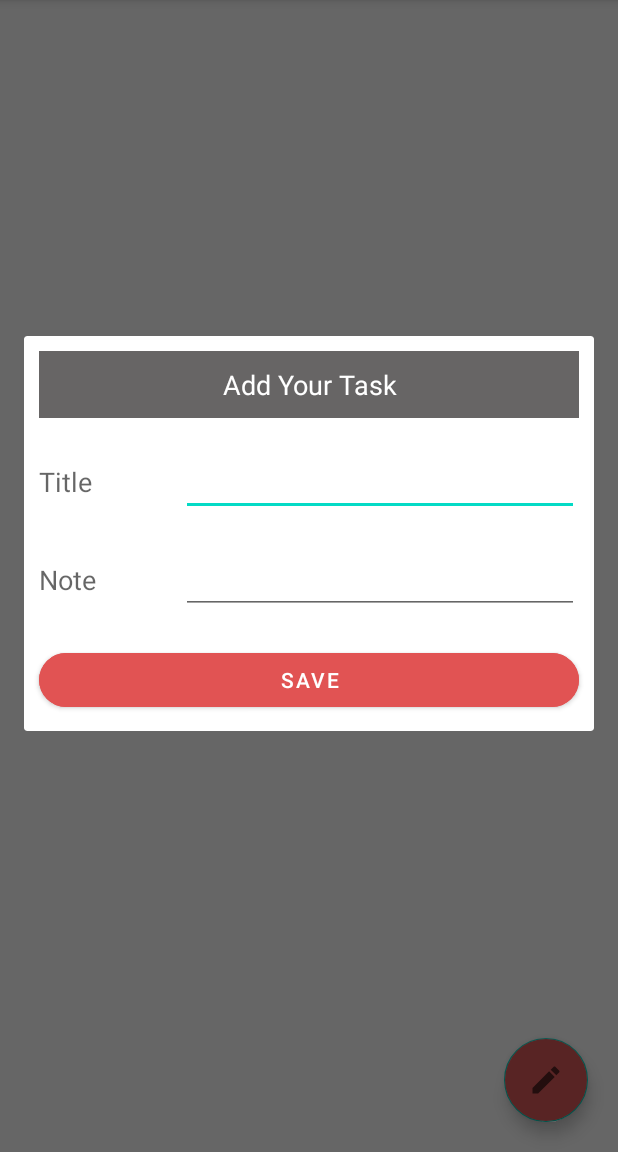
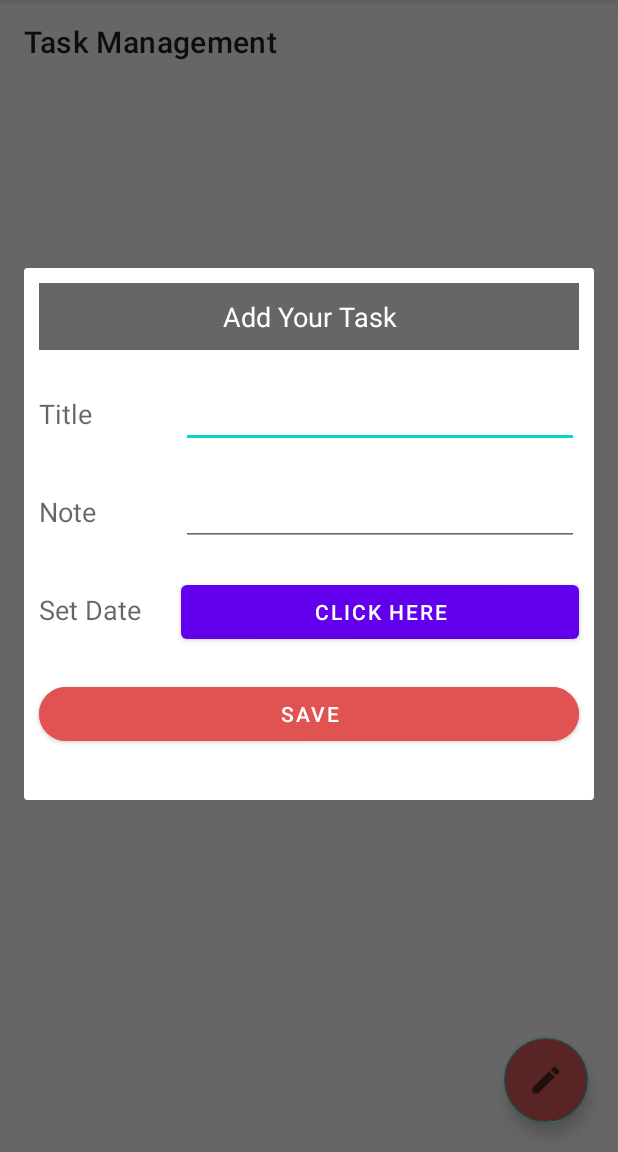
Before and after one commit to MarcusVincentSiah/MAD2023_Team2, an Android app: the screen it shows after launch (TaskManagement), after a tap on an icon or button, on a phone screen of 412 x 824 dp, the part 84-1236 px from its top. Run offline under Robolectric (Android 15) with nearby library versions, the phone set to English and light mode, and no system bars; our stand-ins replace Firebase (no records; nobody signed in at launch, a user with empty details on screens opened directly).

Commit message:
-Edited by marcus. Added date input to choose due date(its now on my page. But anybody can change it back to home page in the manifest file)

```diff
--- a/app/src/main/res/layout/activity_task_management.xml
+++ b/app/src/main/res/layout/activity_task_management.xml
@@ -7,8 +7,8 @@
     android:orientation="vertical"
     tools:context=".TaskManagement">
 
-<!--    <include layout="@layout/toolbar"-->
-<!--        android:id="@+id/toolbar_home"/>-->
+    <include layout="@layout/toolbar"
+        android:id="@+id/toolbar_home"/>
 
     <androidx.coordinatorlayout.widget.CoordinatorLayout
         android:layout_width="match_parent"
--- a/app/src/main/res/layout/task_input_field.xml
+++ b/app/src/main/res/layout/task_input_field.xml
@@ -75,9 +75,12 @@
                     <TextView
                         android:layout_width="match_parent"
                         android:layout_height="wrap_content"
+                        android:layout_marginStart="10dp"
+                        android:layout_marginTop="10dp"
+                        android:layout_marginEnd="10dp"
+                        android:layout_marginBottom="10dp"
                         android:text="Note"
-                        android:textAppearance="?android:textAppearanceMedium"
-                        android:layout_margin="10dp" />
+                        android:textAppearance="?android:textAppearanceMedium" />
 
                 </RelativeLayout>
 
@@ -90,11 +93,53 @@
                         android:id="@+id/edit_note"
                         android:layout_width="match_parent"
                         android:layout_height="wrap_content"
-                        android:layout_margin="10dp"
                         android:layout_marginStart="10dp"
                         android:layout_marginTop="10dp"
+                        android:layout_marginEnd="10dp"
                         android:layout_marginBottom="10dp"
                         android:textColor="@color/black" />
+
+                </RelativeLayout>
+
+            </LinearLayout>
+
+            <LinearLayout
+                android:layout_width="match_parent"
+                android:layout_height="wrap_content"
+                android:orientation="horizontal">
+
+                <RelativeLayout
+                    android:layout_width="0dp"
+                    android:layout_height="wrap_content"
+                    android:layout_weight="1">
+
+                    <TextView
+                        android:layout_width="match_parent"
+                        android:layout_height="wrap_content"
+                        android:layout_marginStart="10dp"
+                        android:layout_marginTop="10dp"
+                        android:layout_marginEnd="10dp"
+                        android:layout_marginBottom="10dp"
+                        android:text="Set Date"
+                        android:textAppearance="?android:textAppearanceMedium" />
+
+                </RelativeLayout>
+
+                <RelativeLayout
+                    android:layout_width="0dp"
+                    android:layout_height="wrap_content"
+                    android:layout_weight="3">
+
+                    <Button
+                        android:id="@+id/date_time_button"
+                        android:layout_width="match_parent"
+                        android:layout_height="wrap_content"
+                        android:layout_marginStart="10dp"
+                        android:layout_marginTop="10dp"
+                        android:layout_marginEnd="10dp"
+                        android:layout_marginBottom="10dp"
+                        android:text="Click here"
+                        android:textColor="@color/white" />
 
                 </RelativeLayout>
 
--- a/app/src/main/res/layout/toolbar.xml
+++ b/app/src/main/res/layout/toolbar.xml
@@ -1,8 +1,9 @@
 <?xml version="1.0" encoding="utf-8"?>
 <androidx.appcompat.widget.Toolbar xmlns:android="http://schemas.android.com/apk/res/android"
+    xmlns:app="http://schemas.android.com/apk/res-auto"
+    android:id="@+id/toolbar_home"
     android:layout_width="match_parent"
-    android:layout_height="wrap_content"
-    >
+    android:layout_height="wrap_content">
 
 
 </androidx.appcompat.widget.Toolbar>
```
Also changed, not shown: app/src/main/AndroidManifest.xml (+12 -4 lines), app/src/main/java/com/example/efficenz/TaskManagement.java (+146 -30 lines), app/src/main/java/com/example/efficenz/TaskNotificationReceiver.java (added, +35 -0 lines), app/src/main/java/com/example/efficenz/model/Data.java (+20 -1 lines), app/src/main/res/layout/item_data.xml (+20 -14 lines), app/src/main/res/layout/updateinputfield.xml (+42 -0 lines).
